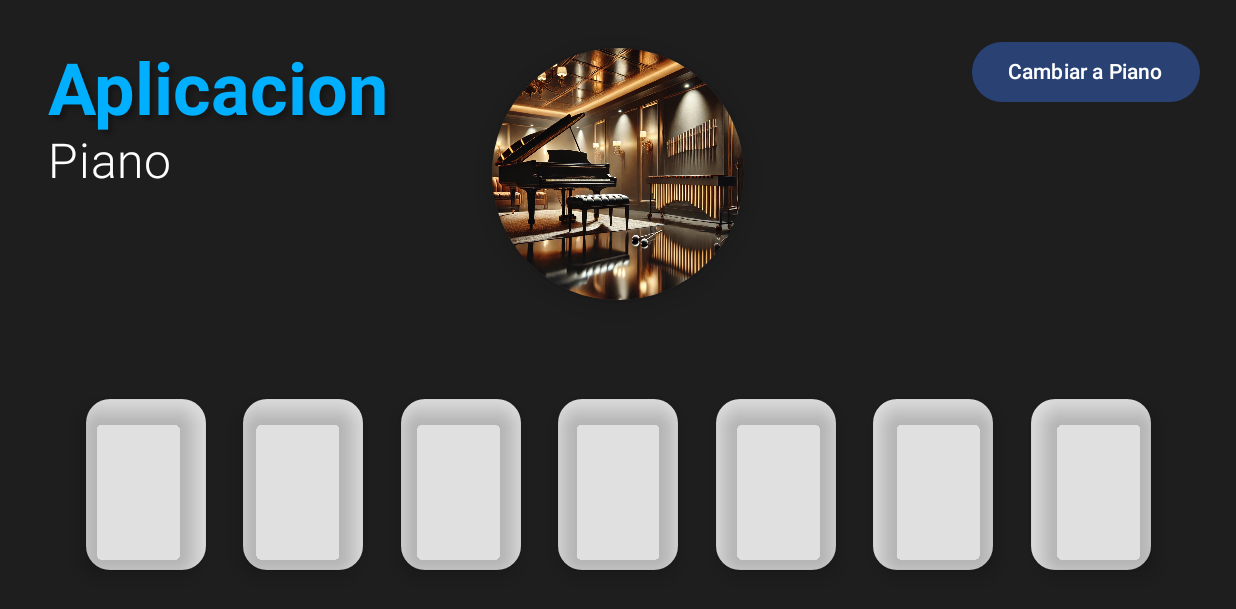
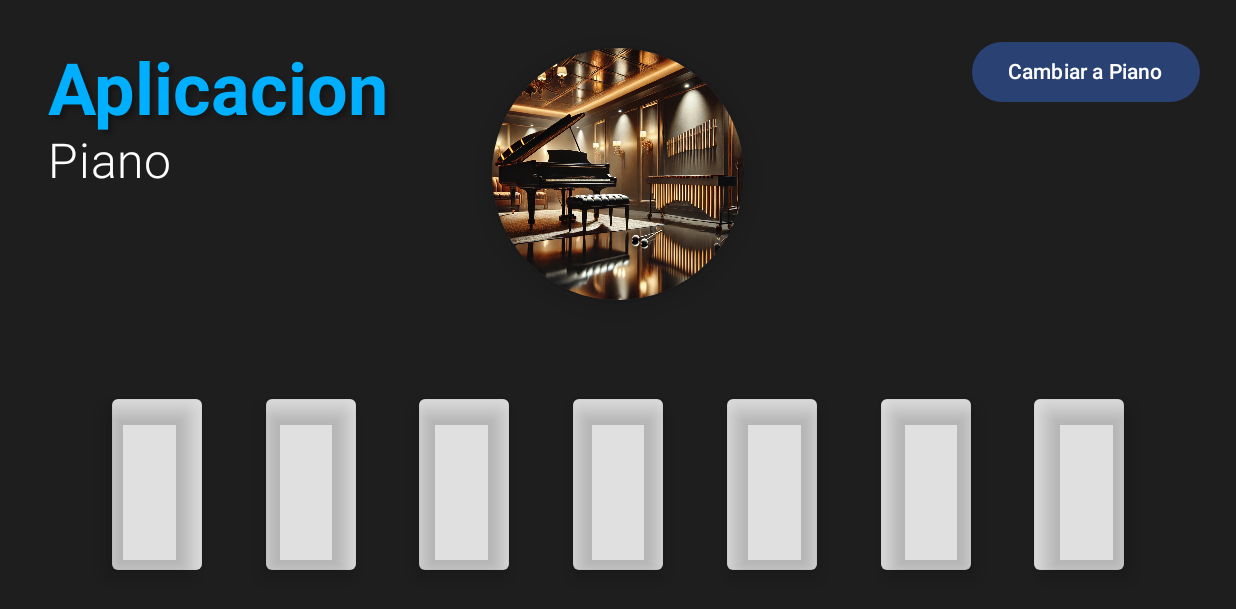
Before and after one commit to xAlex025/Piano-Xilofono, an Android app built with Jetpack Compose: the screen it shows after launch (MainActivity), after a tap on "Cambiar a Xilofono", on a phone screen of 824 x 412 dp (held sideways). Shown: the top 609 px of the screen. Run offline under Robolectric (Android 15) with nearby library versions, the phone set to English and light mode, and no system bars.

Commit message:
app_v6.2

```diff
--- a/app/src/main/java/com/example/piano/MainActivity.kt
+++ b/app/src/main/java/com/example/piano/MainActivity.kt
@@ -174,22 +174,19 @@ fun piano2() {
 fun teclaPiano(contexto: android.content.Context, idSonido: Int, Piano: Boolean,   nota: String) {
     var esPulsado by remember { mutableStateOf(false) }
 
-
     val colorTeclas by animateColorAsState(
         if (esPulsado) {
             if (Piano) Color(0xFF00B0FF) else Color(0xFF8BC34A)
         } else {
-            Color(0xFFE0E0E0)
+           Color(0xFFE0E0E0)
         }
     )
 
-
+    val formaTecla = if (Piano) RoundedCornerShape(16.dp) else RoundedCornerShape(4.dp)
     val sombra by animateDpAsState(targetValue = if (esPulsado) 2.dp else 8.dp)
-
 
     LaunchedEffect(esPulsado) {
         if (esPulsado) {
-
             kotlinx.coroutines.delay(300L)
             esPulsado = false
         }
@@ -197,24 +194,21 @@ fun teclaPiano(contexto: android.content.Context, idSonido: Int, Piano: Boolean,
 
     Box(
         modifier = Modifier
-            .width(80.dp)
-            .height(200.dp)
-            .background(colorTeclas, shape = RoundedCornerShape(16.dp))
+            .width(if (Piano) 80.dp else 60.dp)
+            .height(if (Piano) 200.dp else 160.dp)
+            .background(colorTeclas, shape = formaTecla)
             .clickable(
                 onClick = {
                     esPulsado = true
-
-
                     val mediaPlayer = MediaPlayer.create(contexto, idSonido)
                     mediaPlayer.start()
 
                     mediaPlayer.setOnCompletionListener {
                         mediaPlayer.release()
-
                     }
                 }
             )
-            .shadow(sombra, RoundedCornerShape(16.dp))
+            .shadow(sombra, formaTecla)
             .padding(4.dp),
         contentAlignment = Alignment.Center
     ) {
@@ -227,7 +221,6 @@ fun teclaPiano(contexto: android.content.Context, idSonido: Int, Piano: Boolean,
     }
 }
 
-
 @Preview(showBackground = true)
 @Composable
 fun GreetingPreview() {
```
